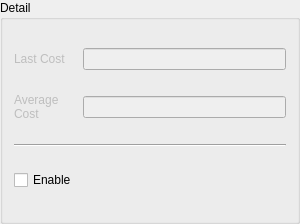
Old version of the form RistoPlugins/Sell/GoodsForSale/detail.ui in the repository adivik2000/RistorNAT.
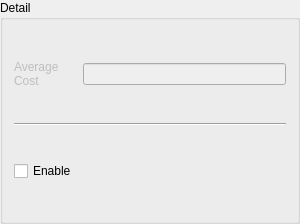
New version of the form.

What changed in the file:
```diff
--- a/RistoPlugins/Sell/GoodsForSale/detail.ui
+++ b/RistoPlugins/Sell/GoodsForSale/detail.ui
@@ -24,26 +24,6 @@
   </property>
   <layout class="QGridLayout" name="gridLayout">
    <item row="0" column="0">
-    <widget class="QLabel" name="labelLast">
-     <property name="enabled">
-      <bool>false</bool>
-     </property>
-     <property name="text">
-      <string>Last Cost</string>
-     </property>
-    </widget>
-   </item>
-   <item row="0" column="1">
-    <widget class="QLineEdit" name="lineLast">
-     <property name="enabled">
-      <bool>false</bool>
-     </property>
-     <property name="dragEnabled">
-      <bool>true</bool>
-     </property>
-    </widget>
-   </item>
-   <item row="1" column="0">
     <widget class="QLabel" name="labelAvg">
      <property name="enabled">
       <bool>false</bool>
@@ -54,7 +34,7 @@
      </property>
     </widget>
    </item>
-   <item row="1" column="1">
+   <item row="0" column="1">
     <widget class="QLineEdit" name="lineAvg">
      <property name="enabled">
       <bool>false</bool>
@@ -64,14 +44,14 @@
      </property>
     </widget>
    </item>
-   <item row="2" column="0" colspan="2">
+   <item row="1" column="0" colspan="2">
     <widget class="Line" name="line_2">
      <property name="orientation">
       <enum>Qt::Horizontal</enum>
      </property>
     </widget>
    </item>
-   <item row="3" column="0">
+   <item row="2" column="0">
     <widget class="QCheckBox" name="checkBox">
      <property name="text">
       <string>Enable</string>
```
